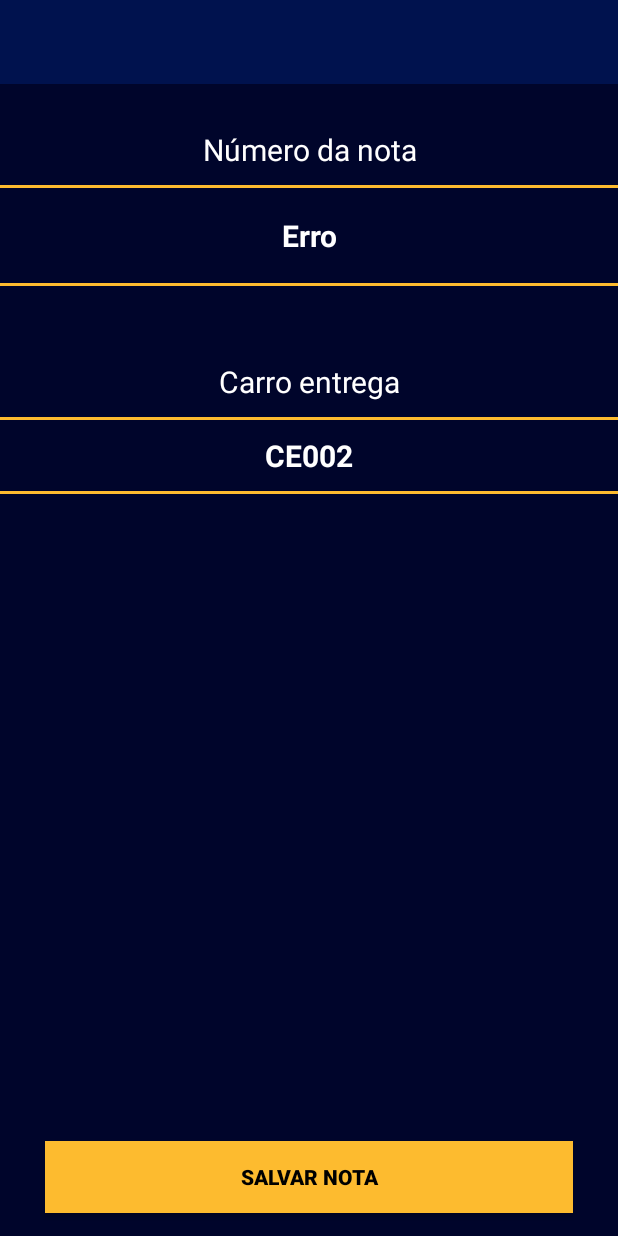
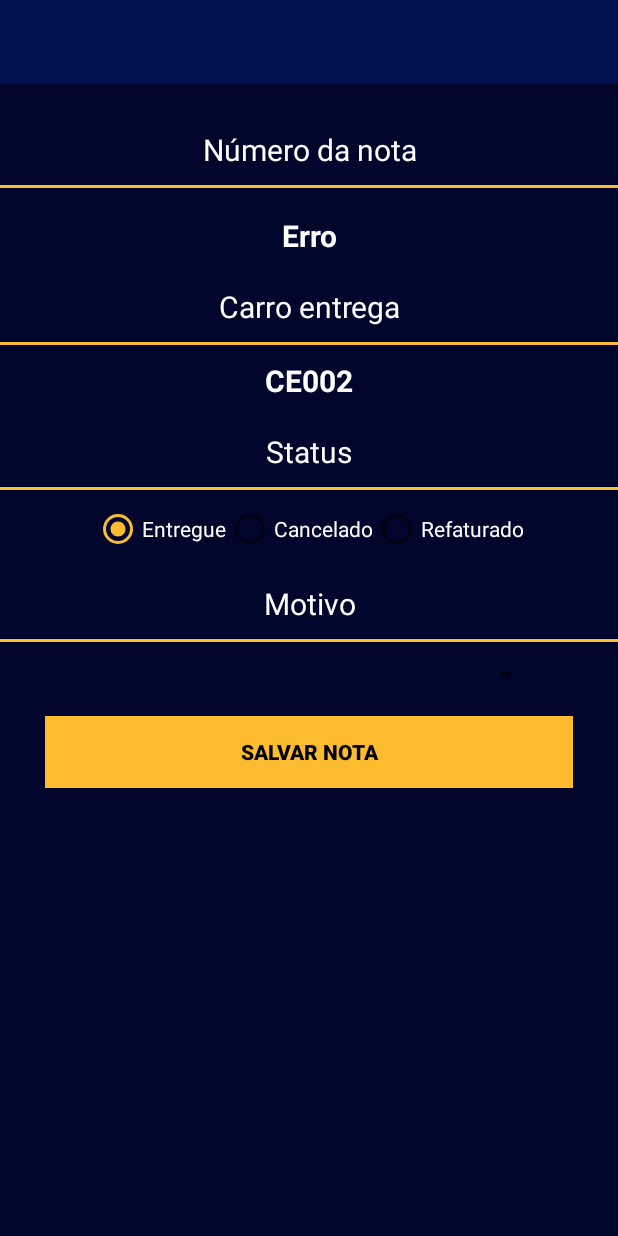
Before and after one commit to gabriel-os/ScanNF, an Android app: the layout activity_info_nf.xml on its own in the app's theme, with its tools: preview values and no code run, on a phone screen of 412 x 824 dp. Run offline under Robolectric (Android 15) with nearby library versions, the light colour scheme and no system bars.

Commit message:
(29052019.3)

```diff
--- /dev/null
+++ b/app/src/main/java/com/example/scannf/dao/CurrentUser.java
@@ -0,0 +1,5 @@
+package com.example.scannf.dao;
+
+public class CurrentUser {
+
+}
--- a/app/src/main/res/layout/activity_info_nf.xml
+++ b/app/src/main/res/layout/activity_info_nf.xml
@@ -35,7 +35,8 @@
         android:layout_width="match_parent"
         android:layout_height="wrap_content"
         android:layout_below="@id/view1"
-        android:layout_marginHorizontal="5dp"
+        android:layout_marginLeft="5dp"
+        android:layout_marginRight="5dp"
         android:layout_marginTop="18dp"
         android:text="Erro"
         android:textAlignment="center"
@@ -43,21 +44,14 @@
         android:textSize="20dp"
         android:textStyle="bold" />
 
-    <View
-        android:id="@+id/view2"
-        android:layout_width="fill_parent"
-        android:layout_height="2dp"
-        android:layout_below="@+id/txt_num_nf"
-        android:layout_alignParentRight="true"
-        android:layout_marginTop="18dp"
-        android:background="@color/colorAccent" />
+
 
     <TextView
         android:id="@+id/lbl_titulo_carro"
         android:layout_width="match_parent"
         android:layout_height="wrap_content"
-        android:layout_below="@id/view2"
-        android:layout_marginTop="50dp"
+        android:layout_below="@id/txt_num_nf"
+        android:layout_marginTop="20dp"
         android:text="@string/info_nf_carro_entrega"
         android:textAlignment="center"
         android:textColor="#fff"
@@ -77,7 +71,8 @@
         android:layout_width="match_parent"
         android:layout_height="wrap_content"
         android:layout_below="@id/view3"
-        android:layout_marginHorizontal="5dp"
+        android:layout_marginLeft="5dp"
+        android:layout_marginRight="5dp"
         android:layout_marginTop="10dp"
         android:text="CE002"
         android:textAlignment="center"
@@ -85,25 +80,105 @@
         android:textSize="20dp"
         android:textStyle="bold" />
 
+    <TextView
+        android:id="@+id/lbl_titulo_status"
+        android:layout_width="match_parent"
+        android:layout_height="wrap_content"
+        android:layout_below="@id/txt_carro_entrega"
+        android:layout_marginTop="20dp"
+        android:text="@string/info_nf_status"
+        android:textAlignment="center"
+        android:textColor="#fff"
+        android:textSize="20dp" />
     <View
-        android:id="@+id/view4"
+        android:id="@+id/view5"
         android:layout_width="fill_parent"
         android:layout_height="2dp"
-        android:layout_below="@+id/txt_carro_entrega"
+        android:layout_below="@+id/lbl_titulo_status"
         android:layout_alignParentRight="true"
         android:layout_marginTop="10dp"
         android:background="@color/colorAccent" />
+
+    <RadioGroup
+        android:id="@+id/radioStatus"
+        android:layout_width="match_parent"
+        android:layout_height="wrap_content"
+        android:layout_below="@+id/view5"
+        android:layout_marginTop="10dp"
+        android:gravity="center_horizontal"
+        android:orientation="horizontal">
+
+        <RadioButton
+            android:id="@+id/r_entregue"
+            android:layout_width="wrap_content"
+            android:layout_height="wrap_content"
+            android:checked="true"
+            android:text="Entregue"
+            android:textColor="#fff" />
+
+        <RadioButton
+            android:id="@+id/r_cancelado"
+            android:layout_width="wrap_content"
+            android:layout_height="wrap_content"
+            android:text="Cancelado"
+            android:textColor="#fff" />
+
+        <RadioButton
+            android:id="@+id/r_refaturado"
+            android:layout_width="wrap_content"
+            android:layout_height="wrap_content"
+            android:text="Refaturado"
+            android:textColor="#fff" />
+
+    </RadioGroup>
+
+    <TextView
+        android:id="@+id/lbl_titulo_motivo"
+        android:layout_width="match_parent"
+        android:layout_height="wrap_content"
+        android:layout_below="@id/radioStatus"
+        android:layout_marginTop="20dp"
+        android:text="@string/info_nf_motivo"
+        android:textAlignment="center"
+        android:textColor="#fff"
+        android:textSize="20dp" />
+
+    <View
+        android:id="@+id/view6"
+        android:layout_width="fill_parent"
+        android:layout_height="2dp"
+        android:layout_below="@+id/lbl_titulo_motivo"
+        android:layout_alignParentRight="true"
+        android:layout_marginTop="10dp"
+        android:background="@color/colorAccent" />
+
+
+    <Spinner
+        android:id="@+id/spinner"
+        android:layout_width="match_parent"
+        android:layout_height="wrap_content"
+        android:layout_below="@+id/view6"
+        android:layout_marginLeft="50dp"
+        android:layout_marginTop="10dp"
+        android:layout_marginRight="50dp"
+        android:spinnerMode="dropdown" />
 
     <Button
         android:id="@+id/info_nf_save"
         android:layout_width="match_parent"
         android:layout_height="wrap_content"
-        android:layout_alignParentBottom="true"
-        android:layout_marginHorizontal="30dp"
         android:layout_marginBottom="15dp"
         android:background="@color/colorAccent"
         android:text="Salvar Nota"
+        android:layout_below="@id/spinner"
+        android:layout_marginLeft="30dp"
+        android:layout_marginTop="15dp"
+        android:layout_marginRight="30dp"
         android:textColor="#000"
         android:textStyle="bold" />
 
+
+    <!--android:layout_below="@+id/radioStatus"-->
+
+
 </RelativeLayout>
--- a/app/src/main/res/layout/nav_header_menu.xml
+++ b/app/src/main/res/layout/nav_header_menu.xml
@@ -19,7 +19,7 @@
         android:src="@mipmap/ic_souza" />
 
     <TextView
-        android:id="@+id/nav_header_textView"
+        android:id="@+id/nav_header_name"
         android:layout_width="match_parent"
         android:layout_height="wrap_content"
         android:paddingTop="8dp"
--- a/app/src/main/res/values/strings.xml
+++ b/app/src/main/res/values/strings.xml
@@ -16,4 +16,6 @@
     <string name="num_nota_title">Número da nota</string>
     <string name="recovery_text">Esqueci minha senha</string>
     <string name="info_nf_carro_entrega">Carro entrega</string>
+    <string name="info_nf_status">Status</string>
+    <string name="info_nf_motivo">Motivo</string>
 </resources>
```
Also changed, not shown: app/src/main/AndroidManifest.xml (+3 -20 lines), app/src/main/java/com/example/scannf/activity/InfoNFActivity.java (+12 -1 lines), app/src/main/java/com/example/scannf/activity/LoginActivity.java (+54 -6 lines), app/src/main/java/com/example/scannf/activity/MenuActivity.java (+10 -1 lines), app/src/main/java/com/example/scannf/activity/SingUpActivity.java (+11 -3 lines), app/src/main/java/com/example/scannf/dao/CRUDDatabase.java (+32 -7 lines), app/src/main/java/com/example/scannf/dao/StartDatabase.java (+4 -7 lines), app/src/main/res/layout/activity_login.xml (+9 -6 lines).
